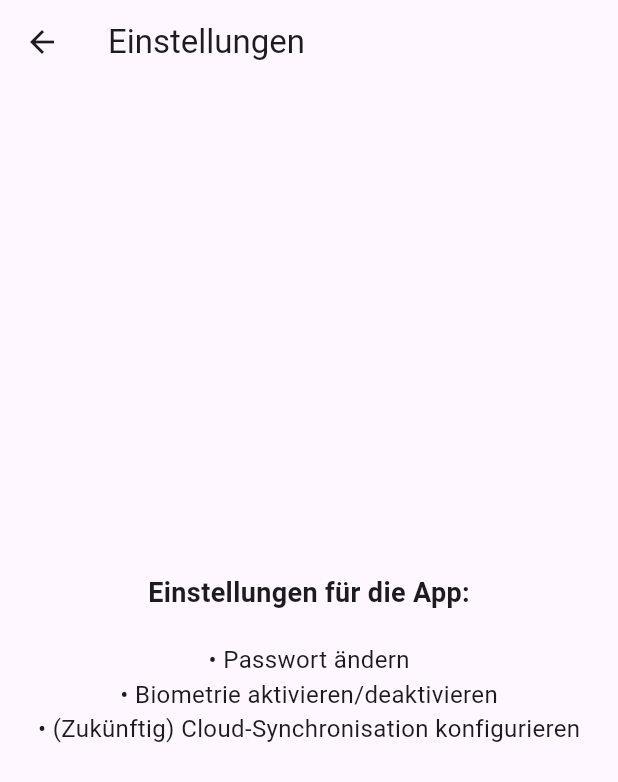
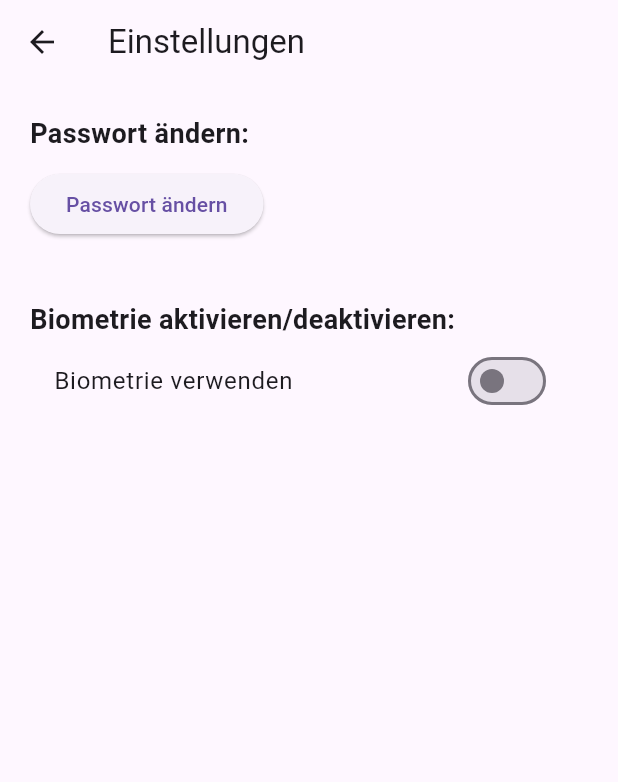
Before and after one commit to Milkricee/saveapp, a Flutter app: the SettingsScreen screen opened directly, on a phone screen of 412 x 824 dp. Shown: the top 782 px of the screen. Run offline on Flutter 3.47's test engine with Material 3 defaults, Android fonts, the phone set to English and light mode, and no system bars; our stand-ins replace flutter_secure_storage, image_picker, local_auth, permission_handler, photo_view; missing offline and left inert: encrypt; accounts and stored records are empty.

Commit message:
Refactor biometrics feature and add password change functionality

```diff
--- a/lib/screens/settings.dart
+++ b/lib/screens/settings.dart
@@ -1,7 +1,48 @@
 import 'package:flutter/material.dart';
+import 'package:saveapp/screens/change_password_screen.dart';
+import 'package:saveapp/logik/biometrie.dart';
 
-class SettingsScreen extends StatelessWidget {
+class SettingsScreen extends StatefulWidget {
   const SettingsScreen({super.key});
+
+  @override
+  SettingsScreenState createState() => SettingsScreenState();
+}
+
+class SettingsScreenState extends State<SettingsScreen> {
+  bool _isBiometricsEnabled = false;
+  final BiometrieManager _biometrieManager = BiometrieManager();
+
+  @override
+  void initState() {
+    super.initState();
+    _loadBiometricsStatus();
+  }
+
+  Future<void> _loadBiometricsStatus() async {
+    bool isEnabled = await _biometrieManager.isBiometricsEnabled();
+    if (mounted) {
+      setState(() {
+        _isBiometricsEnabled = isEnabled;
+      });
+    }
+  }
+
+  Future<void> _toggleBiometrics(bool value) async {
+    if (value) {
+      await _biometrieManager.setBiometricsEnabled(true);
+    } else {
+      await _biometrieManager.setBiometricsEnabled(false);
+    }
+    if (mounted) {
+      setState(() {
+        _isBiometricsEnabled = value;
+      });
+      ScaffoldMessenger.of(context).showSnackBar(
+        SnackBar(content: Text('Biometrie wurde ${_isBiometricsEnabled ? "aktiviert" : "deaktiviert"}.')),
+      );
+    }
+  }
 
   @override
   Widget build(BuildContext context) {
@@ -9,26 +50,36 @@ class SettingsScreen extends StatelessWidget {
       appBar: AppBar(
         title: const Text('Einstellungen'),
       ),
-      body: const Center(
+      body: Padding(
+        padding: const EdgeInsets.all(20.0),
         child: Column(
-          mainAxisAlignment: MainAxisAlignment.center,
+          crossAxisAlignment: CrossAxisAlignment.start,
           children: [
-            Text(
-              'Einstellungen für die App:',
+            const Text(
+              'Passwort ändern:',
               style: TextStyle(fontSize: 18, fontWeight: FontWeight.bold),
             ),
-            SizedBox(height: 20),
-            Text(
-              '• Passwort ändern',
-              style: TextStyle(fontSize: 16),
+            const SizedBox(height: 10),
+            ElevatedButton(
+              onPressed: () {
+                Navigator.push(
+                  context,
+                  MaterialPageRoute(builder: (context) => const ChangePasswordScreen()),
+                );
+              },
+              child: const Text('Passwort ändern'),
             ),
-            Text(
-              '• Biometrie aktivieren/deaktivieren',
-              style: TextStyle(fontSize: 16),
+            const SizedBox(height: 40),
+            const Text(
+              'Biometrie aktivieren/deaktivieren:',
+              style: TextStyle(fontSize: 18, fontWeight: FontWeight.bold),
             ),
-            Text(
-              '• (Zukünftig) Cloud-Synchronisation konfigurieren',
-              style: TextStyle(fontSize: 16),
+            SwitchListTile(
+              title: const Text('Biometrie verwenden'),
+              value: _isBiometricsEnabled,
+              onChanged: (bool value) {
+                _toggleBiometrics(value);
+              },
             ),
           ],
         ),
```
Also changed, not shown: lib/logik/biometrie.dart (+10 -0 lines), lib/screens/change_password_screen.dart (added, +123 -0 lines), lib/screens/login_page.dart (+42 -3 lines).
